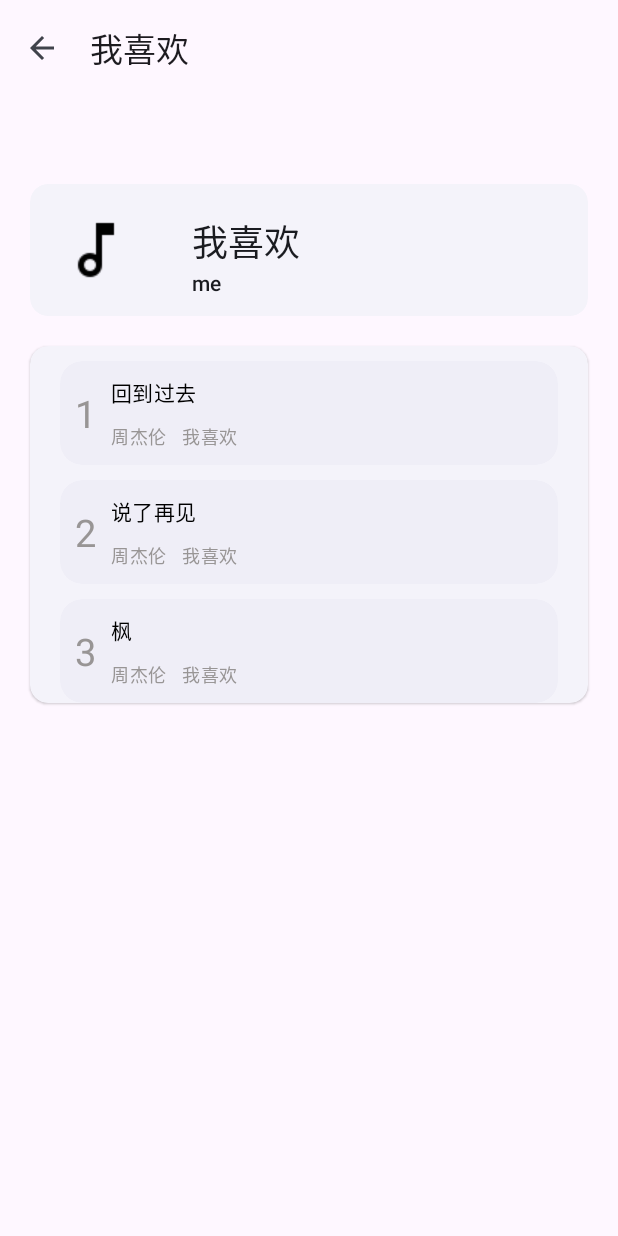
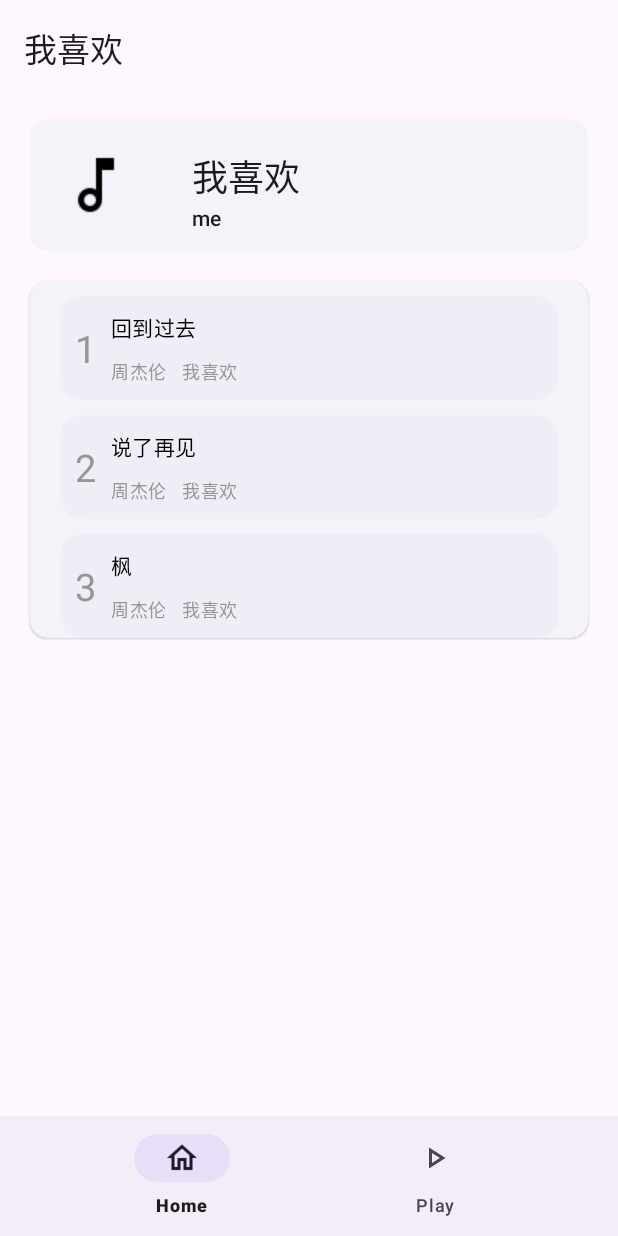
Before and after one commit to mumu12641/SoftMusic, an Android app: the MusicSongFragment screen opened through its navigation route, on a phone screen of 412 x 824 dp. Run offline under Robolectric (Android 15) with nearby library versions, the light colour scheme and no system bars; our stand-ins replace data binding, navigation-ui; network calls fail.

Commit message:
wip ExoPlayer and Navigation bar

```diff
--- a/app/src/main/java/com/example/softmusic/MainActivity.java
+++ b/app/src/main/java/com/example/softmusic/MainActivity.java
@@ -2,15 +2,18 @@ package com.example.softmusic;
 
 import androidx.appcompat.app.AppCompatActivity;
 import androidx.databinding.DataBindingUtil;
+import androidx.navigation.NavController;
+import androidx.navigation.Navigation;
+import androidx.navigation.ui.NavigationUI;
 
 import android.os.Bundle;
 
 import com.example.softmusic.databinding.ActivityMainBinding;
-import com.google.android.material.appbar.MaterialToolbar;
+import com.google.android.material.bottomnavigation.BottomNavigationView;
 import com.google.android.material.color.DynamicColors;
 
 
-public class MainActivity extends AppCompatActivity {
+public class MainActivity extends AppCompatActivity{
     private ActivityMainBinding activityMainBinding;
     @Override
     protected void onCreate(Bundle savedInstanceState) {
@@ -18,22 +21,12 @@ public class MainActivity extends AppCompatActivity {
         activityMainBinding
                 = DataBindingUtil.setContentView(this, R.layout.activity_main);
         DynamicColors.applyIfAvailable(this);
+        NavController navController = Navigation.findNavController(this,R.id.nav_host_fragment_activity_main);
+        BottomNavigationView navigationView = activityMainBinding.navView;
+        NavigationUI.setupWithNavController(navigationView,navController);
+    }
 
-    }
-    public void setNavIcon(int resId){
-        activityMainBinding.appBar.setNavigationIcon(resId);
-    }
     public void setTitle(String title){
         activityMainBinding.appBar.setTitle(title);
-        activityMainBinding.appBar.setNavigationIcon(null);
-    }
-    public MaterialToolbar getNavigationBar(){
-        return activityMainBinding.appBar;
-    }
-    public void hideFAB(){
-        activityMainBinding.floatingActionButton.hide();
-    }
-    public void showFAB(){
-        activityMainBinding.floatingActionButton.show();
     }
 }
--- a/app/src/main/java/com/example/softmusic/musicSong/MusicSongAdapter.java
+++ b/app/src/main/java/com/example/softmusic/musicSong/MusicSongAdapter.java
@@ -6,8 +6,6 @@ import android.view.ViewGroup;
 
 import androidx.annotation.NonNull;
 import androidx.databinding.DataBindingUtil;
-import androidx.navigation.NavController;
-import androidx.navigation.Navigation;
 import androidx.recyclerview.widget.RecyclerView;
 
 import com.example.softmusic.R;
@@ -36,10 +34,6 @@ public class MusicSongAdapter extends RecyclerView.Adapter<MusicSongAdapter.View
     public void onBindViewHolder(@NonNull ViewHolder holder, int position) {
         holder.getCardSongListBinding().setTheSong(musicSongList.get(position));
         holder.getCardSongListBinding().number.setText(String.valueOf(position + 1));
-        holder.getCardSongListBinding().songItem.setOnClickListener(view -> {
-            NavController controller = Navigation.findNavController(view);
-            controller.navigate(R.id.action_musicSongFragment_to_musicPlayFragment);
-        });
     }
 
 
--- a/app/src/main/java/com/example/softmusic/musicSong/MusicSongFragment.java
+++ b/app/src/main/java/com/example/softmusic/musicSong/MusicSongFragment.java
@@ -10,9 +10,6 @@ import androidx.annotation.Nullable;
 import androidx.databinding.DataBindingUtil;
 import androidx.fragment.app.Fragment;
 import androidx.lifecycle.ViewModelProvider;
-import androidx.navigation.NavController;
-import androidx.navigation.NavOptions;
-import androidx.navigation.Navigation;
 import androidx.recyclerview.widget.GridLayoutManager;
 
 import com.example.softmusic.MainActivity;
@@ -20,7 +17,7 @@ import com.example.softmusic.databinding.FragmentSongBinding;
 import com.example.softmusic.R;
 
 
-public class MusicSongFragment extends Fragment implements View.OnClickListener {
+public class MusicSongFragment extends Fragment {
     private FragmentSongBinding fragmentSongBinding;
     public MusicSongFragment(){
 
@@ -36,23 +33,10 @@ public class MusicSongFragment extends Fragment implements View.OnClickListener
         musicSongViewModel.getMusicSongData().observe(getViewLifecycleOwner(),
                 musicSongs -> fragmentSongBinding.songsList.setAdapter(new MusicSongAdapter(requireContext(), musicSongs)));
         musicSongViewModel.getMusicSongListData().observe(getViewLifecycleOwner(),
-                musicSongList -> {
-                    ((MainActivity)requireActivity()).setTitle(musicSongList.getSongListTitle());
-                    ((MainActivity)requireActivity()).setNavIcon(R.drawable.outline_arrow_back_24);
-                    ((MainActivity)requireActivity()).getNavigationBar().setNavigationOnClickListener(this);
-                    ((MainActivity)requireActivity()).hideFAB();
-
-
-        });
+                musicSongList -> ((MainActivity)requireActivity()).setTitle(musicSongList.getSongListTitle()));
 
         return fragmentSongBinding.getRoot();
     }
 
-    @Override
-    public void onClick(View view) {
-        NavController controller = Navigation.findNavController(fragmentSongBinding.imageView);
-        controller.navigate(R.id.action_musicSongFragment_to_musicSongListFragment);
-        ((MainActivity)requireActivity()).getNavigationBar().setNavigationOnClickListener(null);
-    }
 
 }
--- a/app/src/main/java/com/example/softmusic/songList/MusicSongListAdapter.java
+++ b/app/src/main/java/com/example/softmusic/songList/MusicSongListAdapter.java
@@ -37,12 +37,12 @@ public class MusicSongListAdapter extends RecyclerView.Adapter<MusicSongListAdap
     @Override
     public void onBindViewHolder(@NonNull ViewHolder holder, @SuppressLint("RecyclerView") int position) {
         holder.getCardSongListBinding().setMusicListItem(musicSongListList.get(position));
-        int[] array = {R.drawable.card,R.drawable.card2,R.drawable.card3};
+        int[] array = {R.drawable.card,R.drawable.card2,R.drawable.card3,R.drawable.card3};
         holder.getCardSongListBinding().imageSongList.setBackgroundResource(array[position]);
         holder.getCardSongListBinding().songListItem.setOnClickListener(view -> {
             NavController controller = Navigation.findNavController(view);
             // TODO 传递Bundle（Room中的索引）
-            controller.navigate(R.id.action_musicSongListFragment_to_musicSongFragment);
+            controller.navigate(R.id.action_musicSongListFragment2_to_musicSongFragment2);
         });
     }
 
--- a/app/src/main/java/com/example/softmusic/songList/MusicSongListFragment.java
+++ b/app/src/main/java/com/example/softmusic/songList/MusicSongListFragment.java
@@ -38,9 +38,4 @@ public class MusicSongListFragment extends Fragment {
         return fragmentSongListBinding.getRoot();
     }
 
-    @Override
-    public void onResume() {
-        super.onResume();
-        ((MainActivity)requireActivity()).showFAB();
-    }
 }
--- a/app/src/main/res/layout/activity_main.xml
+++ b/app/src/main/res/layout/activity_main.xml
@@ -2,7 +2,7 @@
 <layout xmlns:tools="http://schemas.android.com/tools"
     xmlns:android="http://schemas.android.com/apk/res/android"
     xmlns:app="http://schemas.android.com/apk/res-auto">
-    <androidx.constraintlayout.widget.ConstraintLayout
+    <RelativeLayout
         android:layout_width="match_parent"
         android:layout_height="match_parent"
         tools:context=".MainActivity">
@@ -11,6 +11,7 @@
             android:id="@+id/app_bar_layout"
             android:layout_width="match_parent"
             android:layout_height="wrap_content"
+            android:elevation="4dp"
             tools:ignore="MissingConstraints">
             <com.google.android.material.appbar.MaterialToolbar
                 android:id="@+id/app_bar"
@@ -20,28 +21,33 @@
                 app:title="SoftMusic" />
         </com.google.android.material.appbar.AppBarLayout>
 
-        <androidx.fragment.app.FragmentContainerView
-            android:id="@+id/fragmentContainerView1"
+        <com.google.android.material.bottomnavigation.BottomNavigationView
+            android:id="@+id/nav_view"
+            android:layout_width="match_parent"
+            android:layout_height="wrap_content"
+            app:elevation="0dp"
+            app:layout_constraintBottom_toBottomOf="parent"
+            app:layout_constraintLeft_toLeftOf="parent"
+            app:layout_constraintRight_toRightOf="parent"
+            app:menu="@menu/bottom_navigation_menu"
+            android:layout_alignParentBottom="true"/>
+
+
+        <fragment
+            android:id="@+id/nav_host_fragment_activity_main"
             android:name="androidx.navigation.fragment.NavHostFragment"
             android:layout_width="match_parent"
-            android:layout_height="673dp"
+            android:layout_height="wrap_content"
             app:defaultNavHost="true"
-            app:layout_constraintBottom_toBottomOf="parent"
-            app:layout_constraintEnd_toEndOf="parent"
-            app:layout_constraintStart_toStartOf="parent"
+            app:layout_constraintBottom_toBottomOf="@id/app_bar_layout"
+            app:layout_constraintBottom_toTopOf="@id/nav_view"
+            app:layout_constraintLeft_toLeftOf="parent"
+            app:layout_constraintRight_toRightOf="parent"
             app:layout_constraintTop_toBottomOf="@+id/app_bar_layout"
-            app:navGraph="@navigation/nav_graph" />
-
-        <com.google.android.material.floatingactionbutton.FloatingActionButton
-            android:id="@+id/floating_action_button"
-            android:layout_width="wrap_content"
-            android:layout_height="wrap_content"
-            android:layout_marginEnd="32dp"
-            android:layout_marginBottom="32dp"
-            app:layout_constraintBottom_toBottomOf="parent"
-            app:layout_constraintEnd_toEndOf="parent"
-            app:srcCompat="@drawable/outline_add_24" />
-
-
-    </androidx.constraintlayout.widget.ConstraintLayout>
+            app:layout_constraintVertical_bias="0.0"
+            app:navGraph="@navigation/mobile_navigation"
+            android:layout_below="@+id/app_bar_layout"
+            android:layout_above="@+id/nav_view"
+            />
+    </RelativeLayout>
 </layout>
--- /dev/null
+++ b/app/src/main/res/menu/bottom_navigation_menu.xml
@@ -0,0 +1,13 @@
+<?xml version="1.0" encoding="utf-8"?>
+<menu xmlns:android="http://schemas.android.com/apk/res/android">
+    <item
+        android:id="@+id/home"
+        android:enabled="true"
+        android:icon="@drawable/outline_home_black_24dp"
+        android:title="Home"/>
+    <item
+        android:id="@+id/play_song"
+        android:enabled="true"
+        android:icon="@drawable/outline_play_arrow_24"
+        android:title="Play"/>
+</menu>
--- /dev/null
+++ b/app/src/main/res/navigation/mobile_navigation.xml
@@ -0,0 +1,23 @@
+<?xml version="1.0" encoding="utf-8"?>
+<navigation xmlns:android="http://schemas.android.com/apk/res/android"
+    xmlns:app="http://schemas.android.com/apk/res-auto"
+    android:id="@+id/mobile_navigation"
+    app:startDestination="@id/home">
+
+    <fragment
+        android:id="@+id/home"
+        android:name="com.example.softmusic.songList.MusicSongListFragment"
+        android:label="MusicSongListFragment" >
+        <action
+            android:id="@+id/action_musicSongListFragment2_to_musicSongFragment2"
+            app:destination="@id/musicSongFragment2" />
+    </fragment>
+    <fragment
+        android:id="@+id/play_song"
+        android:name="com.example.softmusic.playMusic.MusicPlayFragment"
+        android:label="MusicPlayFragment" />
+    <fragment
+        android:id="@+id/musicSongFragment2"
+        android:name="com.example.softmusic.musicSong.MusicSongFragment"
+        android:label="MusicSongFragment" />
+</navigation>
--- a/app/src/main/res/navigation/nav_graph.xml
+++ /dev/null
@@ -1,40 +0,0 @@
-<?xml version="1.0" encoding="utf-8"?>
-<navigation xmlns:android="http://schemas.android.com/apk/res/android"
-    xmlns:app="http://schemas.android.com/apk/res-auto"
-    android:id="@+id/nav_graph"
-    app:startDestination="@id/musicSongListFragment">
-
-    <fragment
-        android:id="@+id/musicPlayFragment"
-        android:name="com.example.softmusic.playMusic.MusicPlayFragment"
-        android:label="MusicPlayFragment" >
-        <action
-            android:id="@+id/action_musicPlayFragment_to_musicSongFragment"
-            app:destination="@id/musicSongFragment" />
-    </fragment>
-    <fragment
-        android:id="@+id/musicSongListFragment"
-        android:name="com.example.softmusic.songList.MusicSongListFragment"
-        android:label="MusicSongListFragment" >
-        <action
-            android:id="@+id/action_musicSongListFragment_to_musicSongFragment"
-            app:destination="@id/musicSongFragment" />
-    </fragment>
-    <fragment
-        android:id="@+id/musicSongFragment"
-        android:name="com.example.softmusic.musicSong.MusicSongFragment"
-        android:label="MusicSongFragment" >
-        <action
-            android:id="@+id/action_musicSongFragment_to_musicPlayFragment"
-            app:destination="@id/musicPlayFragment" />
-        <action
-            android:id="@+id/action_musicSongFragment_to_musicSongListFragment"
-            app:destination="@id/musicSongListFragment"
-            app:popUpTo="@+id/musicSongFragment"
-            app:launchSingleTop="true"
-            app:popUpToInclusive="true"
-            app:popUpToSaveState="true"
-            app:restoreState="true"/>
-
-    </fragment>
-</navigation>
```
Also changed, not shown: app/src/main/java/com/example/softmusic/playMusic/MediaPlaybackService.java (+21 -96 lines), app/src/main/java/com/example/softmusic/playMusic/MusicPlayFragment.java (+23 -25 lines), app/src/main/res/layout/fragment_song_list.xml (+21 -8 lines).
